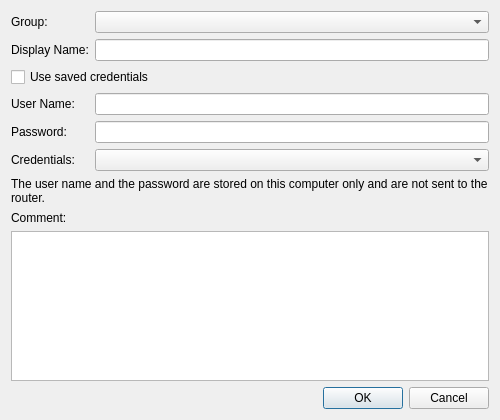
The window that source/client/desktop/management/router_host_dialog.ui (dchapyshev/aspia) describes before a commit, drawn with Qt 5.
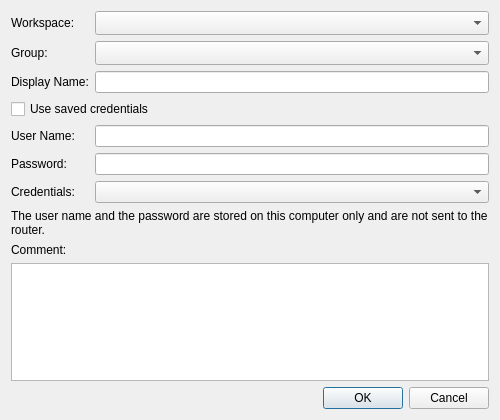
The same window after the commit. Custom widgets are drawn as their Qt base class.

Commit message: Implement ability to change workspace from host properties dialog.

```diff
--- a/source/client/desktop/management/router_host_dialog.ui
+++ b/source/client/desktop/management/router_host_dialog.ui
@@ -20,63 +20,81 @@
    <item>
     <layout class="QGridLayout" name="gridLayout">
      <item row="0" column="0">
-      <widget class="QLabel" name="label_group">
+      <widget class="QLabel" name="label_workspace">
        <property name="text">
-        <string>Group:</string>
+        <string>Workspace:</string>
        </property>
       </widget>
      </item>
      <item row="0" column="1">
-      <widget class="GroupComboBox" name="combo_group"/>
+      <widget class="QComboBox" name="combo_workspace">
+       <property name="sizeAdjustPolicy">
+        <enum>QComboBox::SizeAdjustPolicy::AdjustToMinimumContentsLengthWithIcon</enum>
+       </property>
+      </widget>
      </item>
      <item row="1" column="0">
+      <widget class="QLabel" name="label_group">
+       <property name="text">
+        <string>Group:</string>
+       </property>
+      </widget>
+     </item>
+     <item row="1" column="1">
+      <widget class="GroupComboBox" name="combo_group">
+       <property name="sizeAdjustPolicy">
+        <enum>QComboBox::SizeAdjustPolicy::AdjustToMinimumContentsLengthWithIcon</enum>
+       </property>
+      </widget>
+     </item>
+     <item row="2" column="0">
       <widget class="QLabel" name="label_display_name">
        <property name="text">
         <string>Display Name:</string>
        </property>
       </widget>
      </item>
-     <item row="1" column="1">
+     <item row="2" column="1">
       <widget class="QLineEdit" name="edit_display_name"/>
      </item>
-     <item row="2" column="0" colspan="2">
+     <item row="3" column="0" colspan="2">
       <widget class="QCheckBox" name="checkbox_saved_credentials">
        <property name="text">
         <string>Use saved credentials</string>
        </property>
       </widget>
      </item>
-     <item row="3" column="0">
+     <item row="4" column="0">
       <widget class="QLabel" name="label_username">
        <property name="text">
         <string>User Name:</string>
        </property>
       </widget>
      </item>
-     <item row="3" column="1">
+     <item row="4" column="1">
       <widget class="QLineEdit" name="edit_username"/>
      </item>
-     <item row="4" column="0">
+     <item row="5" column="0">
       <widget class="QLabel" name="label_password">
        <property name="text">
         <string>Password:</string>
        </property>
       </widget>
      </item>
-     <item row="4" column="1">
+     <item row="5" column="1">
       <widget class="PasswordEdit" name="edit_password"/>
      </item>
-     <item row="5" column="0">
+     <item row="6" column="0">
       <widget class="QLabel" name="label_credential">
        <property name="text">
         <string>Credentials:</string>
        </property>
       </widget>
      </item>
-     <item row="5" column="1">
+     <item row="6" column="1">
       <widget class="QComboBox" name="combo_credential"/>
      </item>
-     <item row="6" column="0" colspan="2">
+     <item row="7" column="0" colspan="2">
       <widget class="QLabel" name="label_credentials_note">
        <property name="text">
         <string>The user name and the password are stored on this computer only and are not sent to the router.</string>
```
The commit also changes 10 other files.
